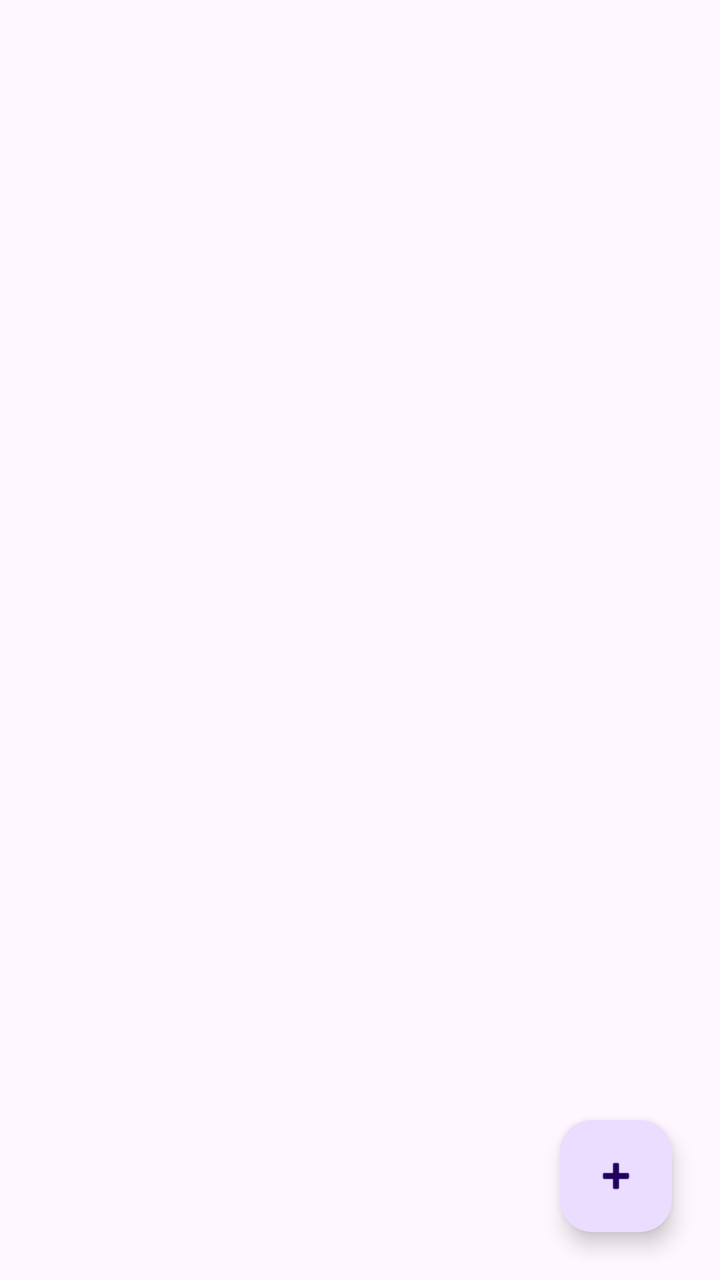
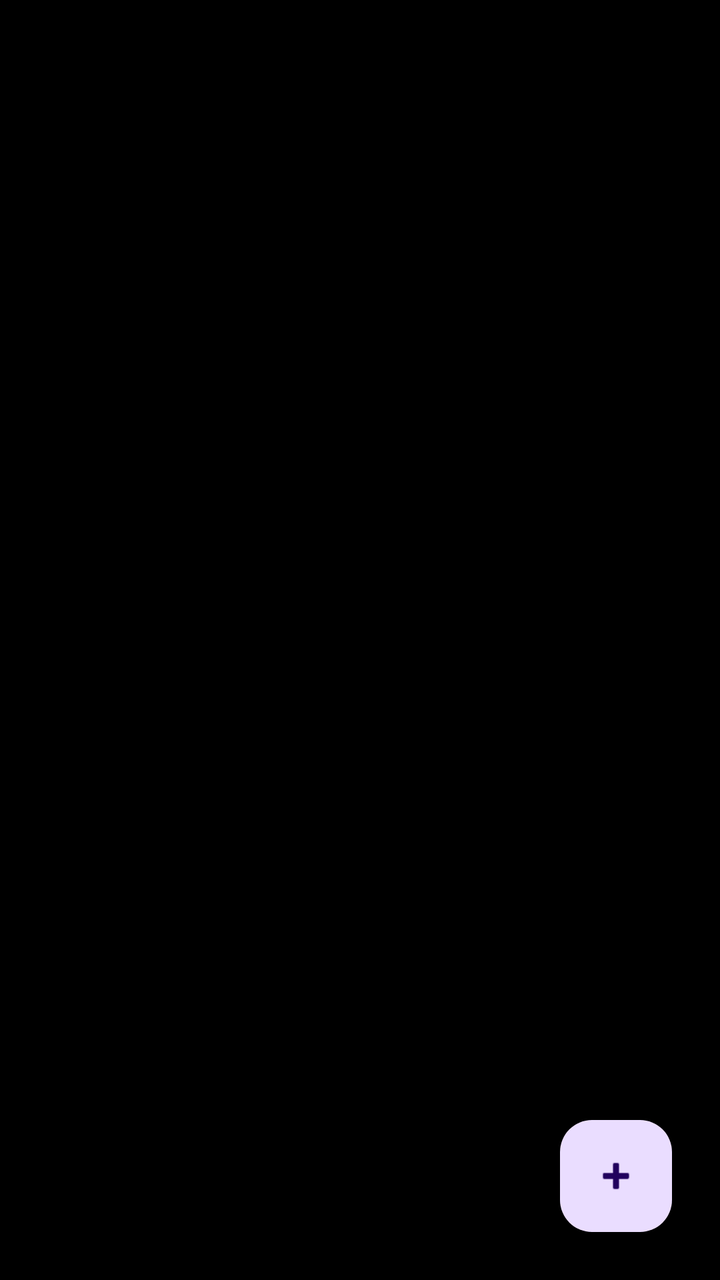

Compare the two renders of this Android layout. The source of the first and the diff that turns it into the second are given below.
<!-- AndroidManifest.xml: application theme Theme.Clase7 -->
<!-- res/layout/activity_main.xml -->
<?xml version="1.0" encoding="utf-8"?>
<androidx.constraintlayout.widget.ConstraintLayout xmlns:android="http://schemas.android.com/apk/res/android"
    xmlns:app="http://schemas.android.com/apk/res-auto"
    xmlns:tools="http://schemas.android.com/tools"
    android:id="@+id/main"
    android:layout_width="match_parent"
    android:layout_height="match_parent"
    tools:context=".MainActivity">

    <androidx.recyclerview.widget.RecyclerView
        android:id="@+id/my_recycler_view"
        android:layout_width="0dp"
        android:layout_height="0dp"
        android:clipToPadding="false"
        android:paddingBottom="80dp"
        app:layout_constraintBottom_toBottomOf="parent"
        app:layout_constraintEnd_toEndOf="parent"
        app:layout_constraintStart_toStartOf="parent"
        app:layout_constraintTop_toTopOf="parent" />

    <com.google.android.material.floatingactionbutton.FloatingActionButton
        android:id="@+id/fabAgregar"
        android:layout_width="wrap_content"
        android:layout_height="wrap_content"
        android:layout_margin="24dp"
        android:src="@android:drawable/ic_input_add"
        android:contentDescription="Agregar personaje"
        app:layout_constraintBottom_toBottomOf="parent"
        app:layout_constraintEnd_toEndOf="parent" />

</androidx.constraintlayout.widget.ConstraintLayout>
<!-- resources referenced by this layout -->
<resources>
  <style name="Theme.Clase7" parent="Base.Theme.Clase7" />
  <style name="Base.Theme.Clase7" parent="Theme.Material3.DayNight.NoActionBar">
          
          
      </style>
</resources>

<!-- the commit's change to res/layout/activity_main.xml (unified diff, before → after) -->
@@ -5,7 +5,8 @@
     android:id="@+id/main"
     android:layout_width="match_parent"
     android:layout_height="match_parent"
-    tools:context=".MainActivity">
+    tools:context=".MainActivity"
+    android:background="@color/black">
 
     <androidx.recyclerview.widget.RecyclerView
         android:id="@+id/my_recycler_view"
<!-- resource entries referenced after the edit -->
@@ -1,5 +1,6 @@
 <!-- resources referenced by this layout -->
 <resources>
+  <color name="black">#FF000000</color>
   <style name="Theme.Clase7" parent="Base.Theme.Clase7" />
   <style name="Base.Theme.Clase7" parent="Theme.Material3.DayNight.NoActionBar">
           
